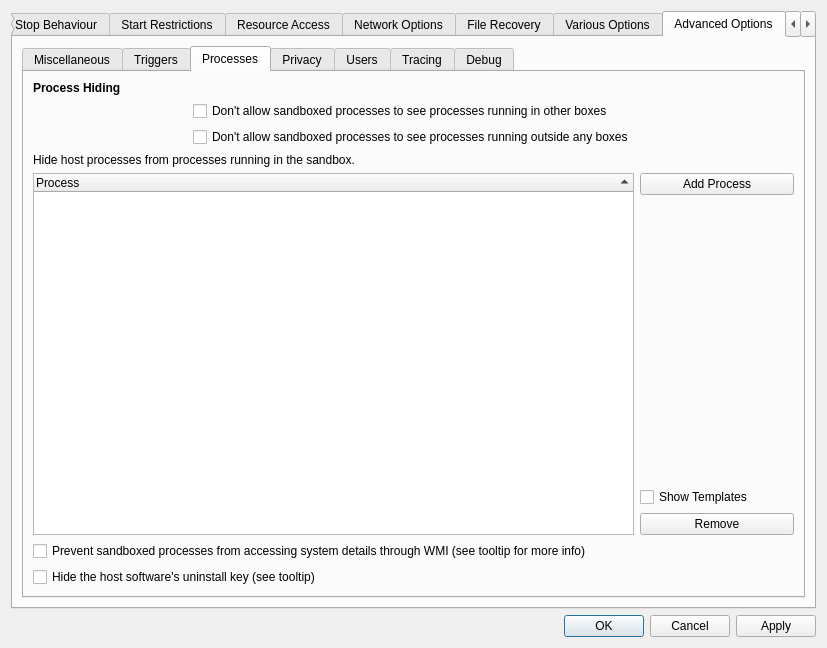
Old version of the form SandboxiePlus/SandMan/Forms/OptionsWindow.ui in the repository cuijianzhuang/sandboxie.
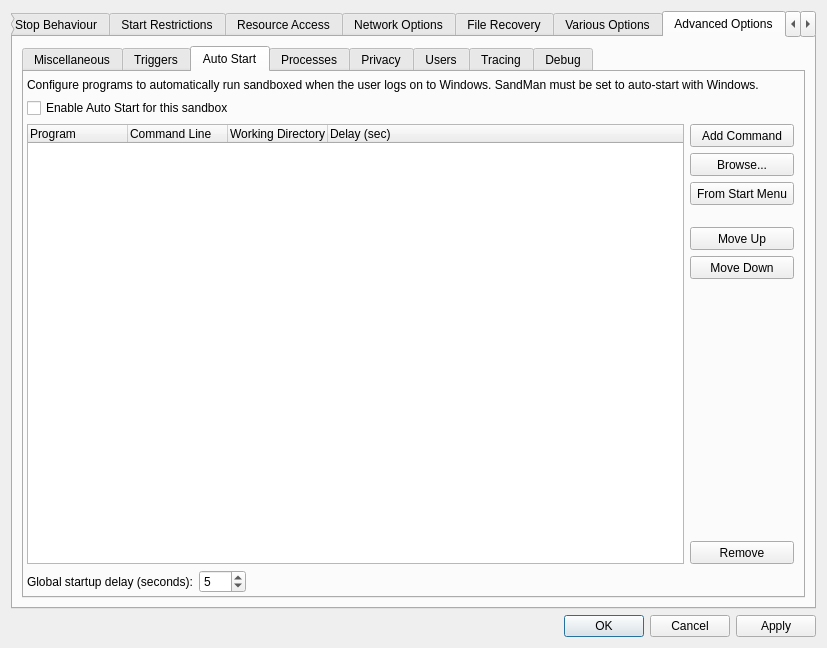
New version of the form. The open tabs and pages were chosen to show the change.

Commit message: - Implemented methods for loading and saving auto-start configurations in the options window.

```diff
--- a/SandboxiePlus/SandMan/Forms/OptionsWindow.ui
+++ b/SandboxiePlus/SandMan/Forms/OptionsWindow.ui
@@ -5101,6 +5101,267 @@
              </item>
             </layout>
            </widget>
+           <widget class="QWidget" name="tabAutoStart">
+            <attribute name="title">
+             <string>Auto Start</string>
+            </attribute>
+            <layout class="QGridLayout" name="gridLayout_AutoStart">
+             <property name="leftMargin">
+              <number>3</number>
+             </property>
+             <property name="topMargin">
+              <number>6</number>
+             </property>
+             <property name="rightMargin">
+              <number>3</number>
+             </property>
+             <property name="bottomMargin">
+              <number>3</number>
+             </property>
+             <item row="0" column="0" colspan="3">
+              <widget class="QLabel" name="lblAutoStartDesc">
+               <property name="text">
+                <string>Configure programs to automatically run sandboxed when the user logs on to Windows. SandMan must be set to auto-start with Windows.</string>
+               </property>
+               <property name="wordWrap">
+                <bool>true</bool>
+               </property>
+              </widget>
+             </item>
+             <item row="1" column="0" colspan="2">
+              <widget class="QCheckBox" name="chkAutoStartEnabled">
+               <property name="text">
+                <string>Enable Auto Start for this sandbox</string>
+               </property>
+              </widget>
+             </item>
+             <item row="2" column="0" rowspan="8">
+              <widget class="QTreeWidget" name="treeAutoStart">
+               <property name="alternatingRowColors">
+                <bool>true</bool>
+               </property>
+               <property name="rootIsDecorated">
+                <bool>false</bool>
+               </property>
+               <property name="sortingEnabled">
+                <bool>false</bool>
+               </property>
+               <column>
+                <property name="text">
+                 <string>Program</string>
+                </property>
+               </column>
+               <column>
+                <property name="text">
+                 <string>Command Line</string>
+                </property>
+               </column>
+               <column>
+                <property name="text">
+                 <string>Working Directory</string>
+                </property>
+               </column>
+               <column>
+                <property name="text">
+                 <string>Delay (sec)</string>
+                </property>
+               </column>
+              </widget>
+             </item>
+             <item row="2" column="1">
+              <widget class="QToolButton" name="btnAddAutoStartEntry">
+               <property name="sizePolicy">
+                <sizepolicy hsizetype="Preferred" vsizetype="Fixed">
+                 <horstretch>0</horstretch>
+                 <verstretch>0</verstretch>
+                </sizepolicy>
+               </property>
+               <property name="minimumSize">
+                <size>
+                 <width>0</width>
+                 <height>23</height>
+                </size>
+               </property>
+               <property name="toolTip">
+                <string>Add a program by entering its command line</string>
+               </property>
+               <property name="text">
+                <string>Add Command</string>
+               </property>
+              </widget>
+             </item>
+             <item row="3" column="1">
+              <widget class="QToolButton" name="btnBrowseAutoStartExe">
+               <property name="sizePolicy">
+                <sizepolicy hsizetype="Preferred" vsizetype="Fixed">
+                 <horstretch>0</horstretch>
+                 <verstretch>0</verstretch>
+                </sizepolicy>
+               </property>
+               <property name="minimumSize">
+                <size>
+                 <width>0</width>
+                 <height>23</height>
+                </size>
+               </property>
+               <property name="toolTip">
+                <string>Browse for an executable inside the sandbox</string>
+               </property>
+               <property name="text">
+                <string>Browse...</string>
+               </property>
+              </widget>
+             </item>
+             <item row="4" column="1">
+              <widget class="QToolButton" name="btnAutoStartFromStartMenu">
+               <property name="sizePolicy">
+                <sizepolicy hsizetype="Preferred" vsizetype="Fixed">
+                 <horstretch>0</horstretch>
+                 <verstretch>0</verstretch>
+                </sizepolicy>
+               </property>
+               <property name="minimumSize">
+                <size>
+                 <width>0</width>
+                 <height>23</height>
+                </size>
+               </property>
+               <property name="toolTip">
+                <string>Pick from programs installed in this sandbox's start menu</string>
+               </property>
+               <property name="text">
+                <string>From Start Menu</string>
+               </property>
+              </widget>
+             </item>
+             <item row="5" column="1">
+              <spacer name="autoStartSpacer1">
+               <property name="orientation">
+                <enum>Qt::Orientation::Vertical</enum>
+               </property>
+               <property name="sizeType">
+                <enum>QSizePolicy::Policy::Fixed</enum>
+               </property>
+               <property name="sizeHint" stdset="0">
+                <size>
+                 <width>20</width>
+                 <height>10</height>
+                </size>
+               </property>
+              </spacer>
+             </item>
+             <item row="6" column="1">
+              <widget class="QToolButton" name="btnAutoStartMoveUp">
+               <property name="sizePolicy">
+                <sizepolicy hsizetype="Preferred" vsizetype="Fixed">
+                 <horstretch>0</horstretch>
+                 <verstretch>0</verstretch>
+                </sizepolicy>
+               </property>
+               <property name="minimumSize">
+                <size>
+                 <width>0</width>
+                 <height>23</height>
+                </size>
+               </property>
+               <property name="text">
+                <string>Move Up</string>
+               </property>
+              </widget>
+             </item>
+             <item row="7" column="1">
+              <widget class="QToolButton" name="btnAutoStartMoveDown">
+               <property name="sizePolicy">
+                <sizepolicy hsizetype="Preferred" vsizetype="Fixed">
+                 <horstretch>0</horstretch>
+                 <verstretch>0</verstretch>
+                </sizepolicy>
+               </property>
+               <property name="minimumSize">
+                <size>
+                 <width>0</width>
+                 <height>23</height>
+                </size>
+               </property>
+               <property name="text">
+                <string>Move Down</string>
+               </property>
+              </widget>
+             </item>
+             <item row="8" column="1">
+              <spacer name="autoStartSpacer2">
+               <property name="orientation">
+                <enum>Qt::Orientation::Vertical</enum>
+               </property>
+               <property name="sizeHint" stdset="0">
+                <size>
+                 <width>20</width>
+                 <height>40</height>
+                </size>
+               </property>
+              </spacer>
+             </item>
+             <item row="9" column="1">
+              <widget class="QToolButton" name="btnDelAutoStartEntry">
+               <property name="sizePolicy">
+                <sizepolicy hsizetype="Preferred" vsizetype="Fixed">
+                 <horstretch>0</horstretch>
+                 <verstretch>0</verstretch>
+                </sizepolicy>
+               </property>
+               <property name="minimumSize">
+                <size>
+                 <width>0</width>
+                 <height>23</height>
+                </size>
+               </property>
+               <property name="text">
+                <string>Remove</string>
+               </property>
+              </widget>
+             </item>
+             <item row="10" column="0" colspan="2">
+              <layout class="QHBoxLayout" name="autoStartDelayLayout">
+               <item>
+                <widget class="QLabel" name="lblAutoStartDelay">
+                 <property name="text">
+                  <string>Global startup delay (seconds):</string>
+                 </property>
+                </widget>
+               </item>
+               <item>
+                <widget class="QSpinBox" name="spinAutoStartDelay">
+                 <property name="minimum">
+                  <number>0</number>
+                 </property>
+                 <property name="maximum">
+                  <number>600</number>
+                 </property>
+                 <property name="value">
+                  <number>5</number>
+                 </property>
+                 <property name="toolTip">
+                  <string>Wait this many seconds after logon before starting sandboxed programs</string>
+                 </property>
+                </widget>
+               </item>
+               <item>
+                <spacer name="autoStartDelaySpacer">
+                 <property name="orientation">
+                  <enum>Qt::Orientation::Horizontal</enum>
+                 </property>
+                 <property name="sizeHint" stdset="0">
+                  <size>
+                   <width>40</width>
+                   <height>20</height>
+                  </size>
+                 </property>
+                </spacer>
+               </item>
+              </layout>
+             </item>
+            </layout>
+           </widget>
            <widget class="QWidget" name="tabProcesses">
             <attribute name="title">
              <string>Processes</string>
```
The commit also changes 7 other files.
